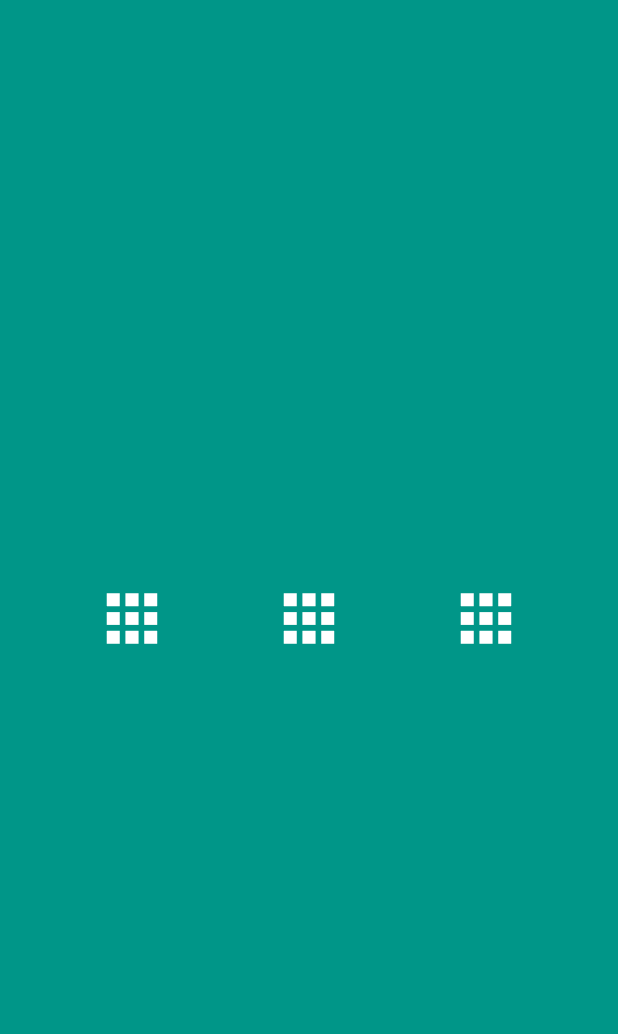
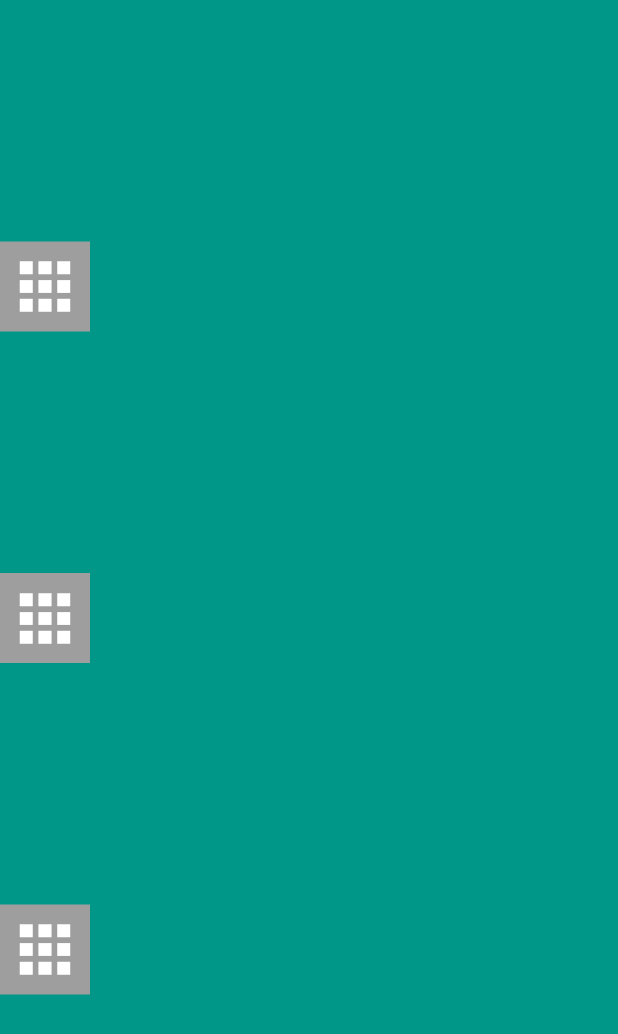
Before and after one commit to Naxalov/FlutterLayout, a Flutter app: the screen it shows after launch, on a phone screen of 412 x 824 dp. Shown: the top 1034 px of the screen. Run offline on Flutter 3.47's test engine with Material 2 defaults, Android fonts, the phone set to English and light mode, and no system bars.

Commit message:
wrap widget to Scaffold

```diff
--- a/lib/main.dart
+++ b/lib/main.dart
@@ -7,12 +7,12 @@ class MyApp extends StatelessWidget {
   Widget build(BuildContext context) {
     return MaterialApp(
       title: 'Flutter Demo',
-      home: Container(
-        color: Colors.teal,
-
-        child: Row(
+      home: Scaffold(
+        backgroundColor: Colors.teal,
+        body: Column(
           mainAxisAlignment: MainAxisAlignment.spaceEvenly,
           crossAxisAlignment: CrossAxisAlignment.center,
+          mainAxisSize: MainAxisSize.max,
           children: <Widget>[
             MyBox(),
             MyBox(),
@@ -28,12 +28,12 @@ class MyApp extends StatelessWidget {
 class MyBox extends StatelessWidget {
   final color;
 
-  const MyBox({this.color=Colors.white});
+  const MyBox({this.color = Colors.white});
 
   @override
   Widget build(BuildContext context) {
     return Container(
-//      color: Colors.grey,
+      color: Colors.grey,
       padding: EdgeInsets.all(5),
       child: Icon(
         Icons.apps,
@@ -49,13 +49,18 @@ class Square extends StatelessWidget {
   final size;
 
   Square({this.color = Colors.black, this.size = 50.0});
+
   @override
   Widget build(BuildContext context) {
     return Container(
       width: size,
       height: size,
       color: color,
-      child: Icon(Icons.star, color: Colors.white, size: size,),
+      child: Icon(
+        Icons.star,
+        color: Colors.white,
+        size: size,
+      ),
     );
   }
 }
```
